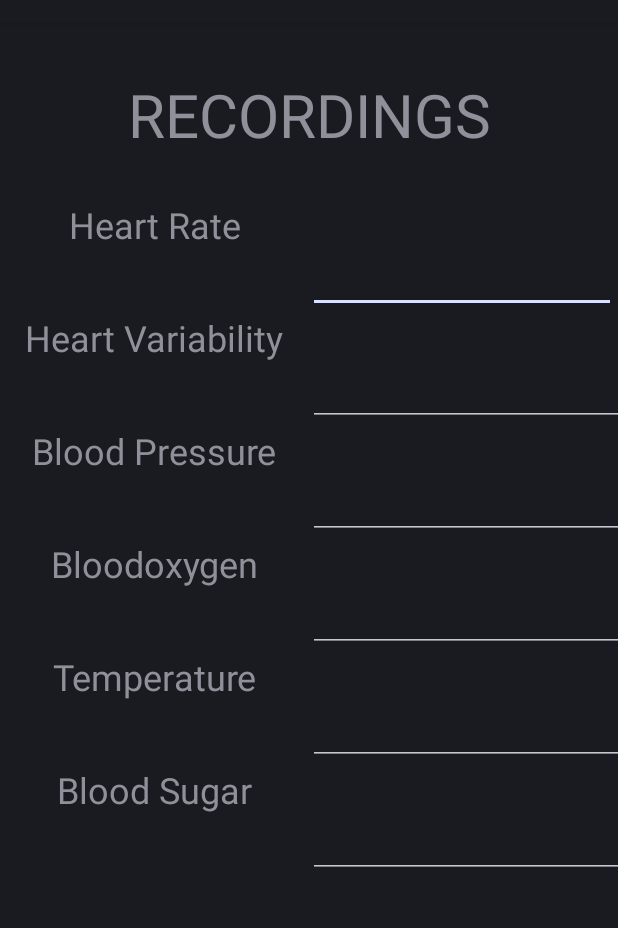
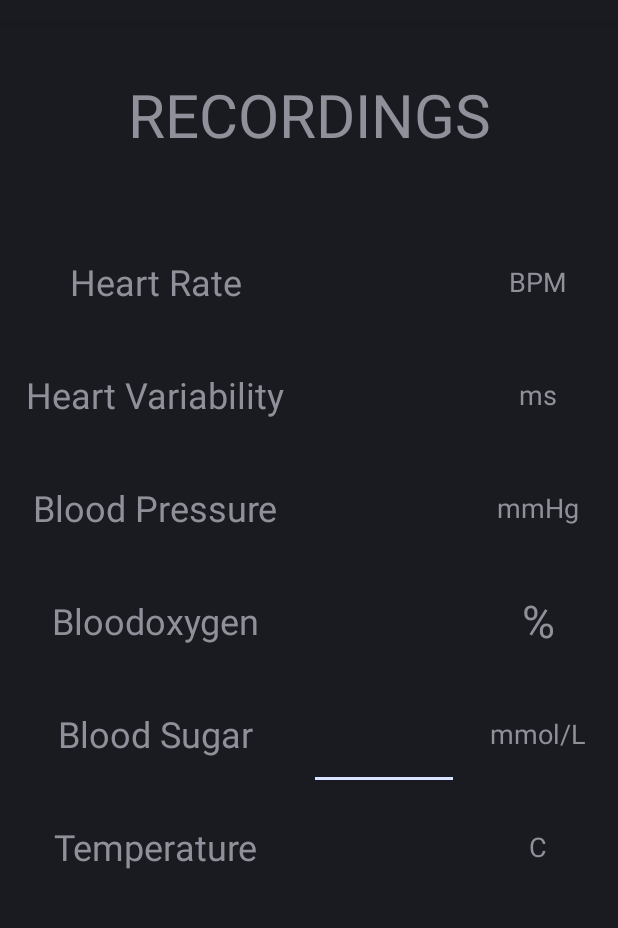
Before and after one commit to KarimBagneid/Healthcare, an Android app: the layout activity_recordings.xml on its own in the app's theme, with its tools: preview values and no code run, on a phone screen of 412 x 824 dp, the part 62-990 px from its top. Run offline under Robolectric (Android 15) with nearby library versions, the phone set to English and light mode, and no system bars.

Commit message:
updated commit

```diff
--- a/app/src/main/java/com/example/healthcare/RecordingsActivity.java
+++ b/app/src/main/java/com/example/healthcare/RecordingsActivity.java
@@ -10,5 +10,6 @@ public class RecordingsActivity extends AppCompatActivity {
     protected void onCreate(Bundle savedInstanceState) {
         super.onCreate(savedInstanceState);
         setContentView(R.layout.activity_recordings);
+
     }
 }
--- a/app/src/main/res/layout/activity_recordings.xml
+++ b/app/src/main/res/layout/activity_recordings.xml
@@ -7,120 +7,190 @@
     tools:context=".RecordingsActivity">
 
     <LinearLayout
-        android:layout_width="417dp"
-        android:layout_height="649dp"
+        android:id="@+id/linearLayout3"
+        android:layout_width="wrap_content"
+        android:layout_height="wrap_content"
         android:orientation="horizontal"
         app:layout_constraintBottom_toBottomOf="parent"
         app:layout_constraintEnd_toEndOf="parent"
-        app:layout_constraintHorizontal_bias="0.0"
+        app:layout_constraintHorizontal_bias="0.533"
         app:layout_constraintStart_toStartOf="parent"
         app:layout_constraintTop_toBottomOf="@+id/textView4"
-        app:layout_constraintVertical_bias="1.0">
+        app:layout_constraintVertical_bias="0.205">
 
         <LinearLayout
-            android:layout_width="205dp"
-            android:layout_height="450sp"
+            android:layout_width="wrap_content"
+            android:layout_height="wrap_content"
             android:orientation="vertical">
 
             <TextView
                 android:id="@+id/HeartRatetextView"
                 android:layout_width="205sp"
                 android:layout_height="75sp"
+                android:gravity="center"
                 android:text="Heart Rate"
-                android:textAlignment="center"
                 android:textSize="24sp" />
 
             <TextView
                 android:id="@+id/HeartVariabilitytextview"
                 android:layout_width="match_parent"
                 android:layout_height="75sp"
+                android:gravity="center"
                 android:text="Heart Variability"
-                android:textAlignment="center"
                 android:textSize="24sp" />
 
             <TextView
                 android:id="@+id/BloodPressureviewtext"
                 android:layout_width="match_parent"
                 android:layout_height="75sp"
+                android:gravity="center"
                 android:text="Blood Pressure"
-                android:textAlignment="center"
                 android:textSize="24sp" />
 
             <TextView
                 android:id="@+id/BloodOxygen"
                 android:layout_width="match_parent"
                 android:layout_height="75sp"
+                android:gravity="center"
                 android:text="Bloodoxygen"
-                android:textAlignment="center"
+
                 android:textSize="24sp" />
 
-
-            <TextView
-                android:id="@+id/TemperaturetextView"
-                android:layout_width="match_parent"
-                android:layout_height="75sp"
-                android:text="Temperature"
-                android:textAlignment="center"
-                android:textSize="24sp" />
 
             <TextView
                 android:id="@+id/bloodsugartextView"
                 android:layout_width="match_parent"
                 android:layout_height="75sp"
                 android:text="Blood Sugar"
-                android:textAlignment="center"
+                android:gravity="center"
+                android:textSize="24sp" />
+
+            <TextView
+                android:id="@+id/TemperaturetextView"
+                android:layout_width="match_parent"
+                android:layout_height="75sp"
+                android:gravity="center"
+                android:text="Temperature"
                 android:textSize="24sp" />
 
 
         </LinearLayout>
 
         <LinearLayout
-            android:layout_width="match_parent"
-            android:layout_height="450sp"
+            android:layout_width="wrap_content"
+            android:layout_height="wrap_content"
             android:orientation="vertical">
 
+
+            <TextView
+                android:id="@+id/TxtHeartRate"
+                android:layout_width="100sp"
+                android:layout_height="75sp"
+                android:text=""
+                android:gravity="center"
+                android:textAlignment="center" />
+
+            <TextView
+                android:id="@+id/TxtHeartVariability"
+                android:layout_width="100sp"
+                android:layout_height="75sp"
+                android:gravity="center"
+                android:text=""
+                android:textAlignment="center" />
+
+            <TextView
+                android:id="@+id/TxtBloodPressure"
+                android:layout_width="100sp"
+                android:layout_height="75sp"
+                android:text=""
+                android:gravity="center"
+                android:textAlignment="center" />
+
+            <TextView
+                android:id="@+id/TxtBloodOxygen"
+                android:layout_width="100sp"
+                android:layout_height="75sp"
+                android:gravity="center"
+                android:text=""
+                android:textAlignment="center" />
+
             <EditText
-                android:id="@+id/heartrateNumberDecimal"
-                android:layout_width="205sp"
+                android:id="@+id/EditTxtBloodSugar"
+                android:layout_width="100sp"
                 android:layout_height="75sp"
                 android:ems="10"
-                android:inputType="numberDecimal" />
+                android:gravity="center"
+                android:inputType="numberDecimal"
+                android:textAlignment="center" />
 
-            <EditText
-                android:id="@+id/heartvariabilityNumberDecimal"
-                android:layout_width="match_parent"
+            <TextView
+                android:id="@+id/TxtTemp"
+                android:layout_width="100sp"
+                android:gravity="center"
                 android:layout_height="75sp"
-                android:ems="10"
-                android:inputType="numberDecimal" />
+                android:text=""
+                android:textAlignment="center" />
 
-            <EditText
-                android:id="@+id/bloodpressureNumberDecimal"
-                android:layout_width="match_parent"
+
+        </LinearLayout>
+
+        <LinearLayout
+            android:layout_width="wrap_content"
+            android:layout_height="wrap_content"
+            android:orientation="vertical">
+
+            <TextView
+                android:id="@+id/textView11"
+                android:layout_width="105sp"
+                android:gravity="center"
                 android:layout_height="75sp"
-                android:ems="10"
-                android:inputType="numberDecimal" />
+                android:text="BPM"
+                android:textAlignment="center"
+                android:textSize="18sp" />
 
-            <EditText
-                android:id="@+id/bloodoxygenNumberDecimal"
-                android:layout_width="match_parent"
+            <TextView
+                android:id="@+id/textView13"
+                android:layout_width="105sp"
                 android:layout_height="75sp"
-                android:ems="10"
-                android:inputType="numberDecimal" />
+                android:gravity="center"
+                android:text="ms"
+                android:textAlignment="center"
+                android:textSize="18sp" />
 
-            <EditText
-                android:id="@+id/tempNumberDecimal"
-                android:layout_width="match_parent"
+            <TextView
+                android:id="@+id/textView14"
+                android:layout_width="105sp"
                 android:layout_height="75sp"
-                android:ems="10"
-                android:inputType="numberDecimal" />
+                android:gravity="center"
+                android:text="mmHg"
+                android:textAlignment="center"
+                android:textSize="18sp" />
 
-            <EditText
-                android:id="@+id/bloodsuggarNumberDecimal"
-                android:layout_width="match_parent"
+            <TextView
+                android:id="@+id/textView15"
+                android:layout_width="105sp"
                 android:layout_height="75sp"
-                android:ems="10"
-                android:inputType="numberDecimal" />
+                android:text="%"
+                android:gravity="center"
+                android:textSize="30sp" />
 
+            <TextView
+                android:id="@+id/textView16"
+                android:layout_width="105sp"
+                android:layout_height="75sp"
+                android:gravity="center"
+                android:text="mmol/L"
+                android:textAlignment="center"
+                android:textSize="18sp" />
+
+            <TextView
+                android:id="@+id/textView12"
+                android:layout_width="105sp"
+                android:layout_height="75sp"
+                android:gravity="center"
+                android:text="C"
+                android:textAlignment="center"
+                android:textSize="18sp" />
         </LinearLayout>
 
     </LinearLayout>
```
